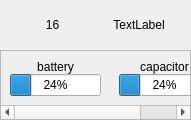
The window that include/soccer-common/gui/Widgets/RobotDetails/RobotDetails.ui (robocin/soccer-common) describes before a commit, drawn with Qt 5.
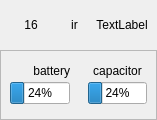
The same window after the commit.

```diff
--- a/include/soccer-common/gui/Widgets/RobotDetails/RobotDetails.ui
+++ b/include/soccer-common/gui/Widgets/RobotDetails/RobotDetails.ui
@@ -6,7 +6,7 @@
    <rect>
     <x>0</x>
     <y>0</y>
-    <width>191</width>
+    <width>157</width>
     <height>120</height>
    </rect>
   </property>
@@ -62,6 +62,12 @@
       </property>
       <item>
        <widget class="QLabel" name="robotNumber">
+        <property name="sizePolicy">
+         <sizepolicy hsizetype="Preferred" vsizetype="Preferred">
+          <horstretch>0</horstretch>
+          <verstretch>0</verstretch>
+         </sizepolicy>
+        </property>
         <property name="text">
          <string>16</string>
         </property>
@@ -70,8 +76,30 @@
         </property>
        </widget>
       </item>
+      <item>
+       <widget class="QLabel" name="irTitle">
+        <property name="sizePolicy">
+         <sizepolicy hsizetype="Preferred" vsizetype="Preferred">
+          <horstretch>0</horstretch>
+          <verstretch>0</verstretch>
+         </sizepolicy>
+        </property>
+        <property name="text">
+         <string>ir</string>
+        </property>
+        <property name="alignment">
+         <set>Qt::AlignCenter</set>
+        </property>
+       </widget>
+      </item>
       <item>
        <widget class="QLabel" name="robotPattern">
+        <property name="sizePolicy">
+         <sizepolicy hsizetype="Preferred" vsizetype="Preferred">
+          <horstretch>0</horstretch>
+          <verstretch>0</verstretch>
+         </sizepolicy>
+        </property>
         <property name="text">
          <string>TextLabel</string>
         </property>
@@ -93,8 +121,8 @@
        <rect>
         <x>0</x>
         <y>0</y>
-        <width>254</width>
-        <height>60</height>
+        <width>155</width>
+        <height>68</height>
        </rect>
       </property>
       <layout class="QHBoxLayout" name="horizontalLayout">
@@ -119,7 +147,7 @@
        <item>
         <widget class="QWidget" name="batteyWidget" native="true">
          <property name="sizePolicy">
-          <sizepolicy hsizetype="Maximum" vsizetype="Maximum">
+          <sizepolicy hsizetype="Expanding" vsizetype="Expanding">
            <horstretch>0</horstretch>
            <verstretch>0</verstretch>
           </sizepolicy>
@@ -131,7 +159,7 @@
           <item>
            <widget class="QLabel" name="batteryTitle">
             <property name="sizePolicy">
-             <sizepolicy hsizetype="Minimum" vsizetype="Minimum">
+             <sizepolicy hsizetype="Expanding" vsizetype="Maximum">
               <horstretch>0</horstretch>
               <verstretch>0</verstretch>
              </sizepolicy>
@@ -140,12 +168,18 @@
              <string>battery</string>
             </property>
             <property name="alignment">
-             <set>Qt::AlignCenter</set>
+             <set>Qt::AlignRight|Qt::AlignTrailing|Qt::AlignVCenter</set>
             </property>
            </widget>
           </item>
           <item>
            <widget class="QProgressBar" name="batteryCharger">
+            <property name="sizePolicy">
+             <sizepolicy hsizetype="Ignored" vsizetype="Fixed">
+              <horstretch>0</horstretch>
+              <verstretch>0</verstretch>
+             </sizepolicy>
+            </property>
             <property name="value">
              <number>24</number>
             </property>
@@ -157,7 +191,7 @@
        <item>
         <widget class="QWidget" name="capacitorWidget" native="true">
          <property name="sizePolicy">
-          <sizepolicy hsizetype="Maximum" vsizetype="Maximum">
+          <sizepolicy hsizetype="Expanding" vsizetype="Expanding">
            <horstretch>0</horstretch>
            <verstretch>0</verstretch>
           </sizepolicy>
@@ -169,7 +203,7 @@
           <item>
            <widget class="QLabel" name="capacitorTitle">
             <property name="sizePolicy">
-             <sizepolicy hsizetype="Minimum" vsizetype="Minimum">
+             <sizepolicy hsizetype="Expanding" vsizetype="Maximum">
               <horstretch>0</horstretch>
               <verstretch>0</verstretch>
              </sizepolicy>
@@ -184,36 +218,14 @@
           </item>
           <item>
            <widget class="QProgressBar" name="capacitorCharger">
-            <property name="value">
-             <number>24</number>
-            </property>
-           </widget>
-          </item>
-         </layout>
-        </widget>
-       </item>
-       <item>
-        <widget class="QWidget" name="irWidget" native="true">
-         <property name="sizePolicy">
-          <sizepolicy hsizetype="Maximum" vsizetype="Maximum">
-           <horstretch>0</horstretch>
-           <verstretch>0</verstretch>
-          </sizepolicy>
-         </property>
-         <layout class="QGridLayout" name="gridLayout">
-          <item row="0" column="0">
-           <widget class="QLabel" name="irTitle">
             <property name="sizePolicy">
-             <sizepolicy hsizetype="Maximum" vsizetype="Maximum">
+             <sizepolicy hsizetype="Ignored" vsizetype="Fixed">
               <horstretch>0</horstretch>
               <verstretch>0</verstretch>
              </sizepolicy>
             </property>
-            <property name="text">
-             <string>ir</string>
-            </property>
-            <property name="alignment">
-             <set>Qt::AlignCenter</set>
+            <property name="value">
+             <number>24</number>
             </property>
            </widget>
           </item>
```
